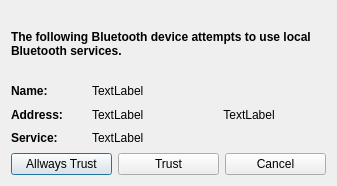
Above: src/agent/authdialog.ui from netrunner-debian-attic/kdebluetooth4 before the change. Below: the same form after it.
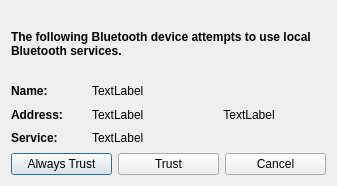
That is the form after the change.

Patch:
```diff
--- a/src/agent/authdialog.ui
+++ b/src/agent/authdialog.ui
@@ -130,7 +130,7 @@
      <item>
       <widget class="QPushButton" name="allwTrustButton" >
        <property name="text" >
-        <string>Allways Trust</string>
+        <string>Always Trust</string>
        </property>
       </widget>
      </item>
```
Left out of the diff: 8 changed lines with no effect on the pictures.
